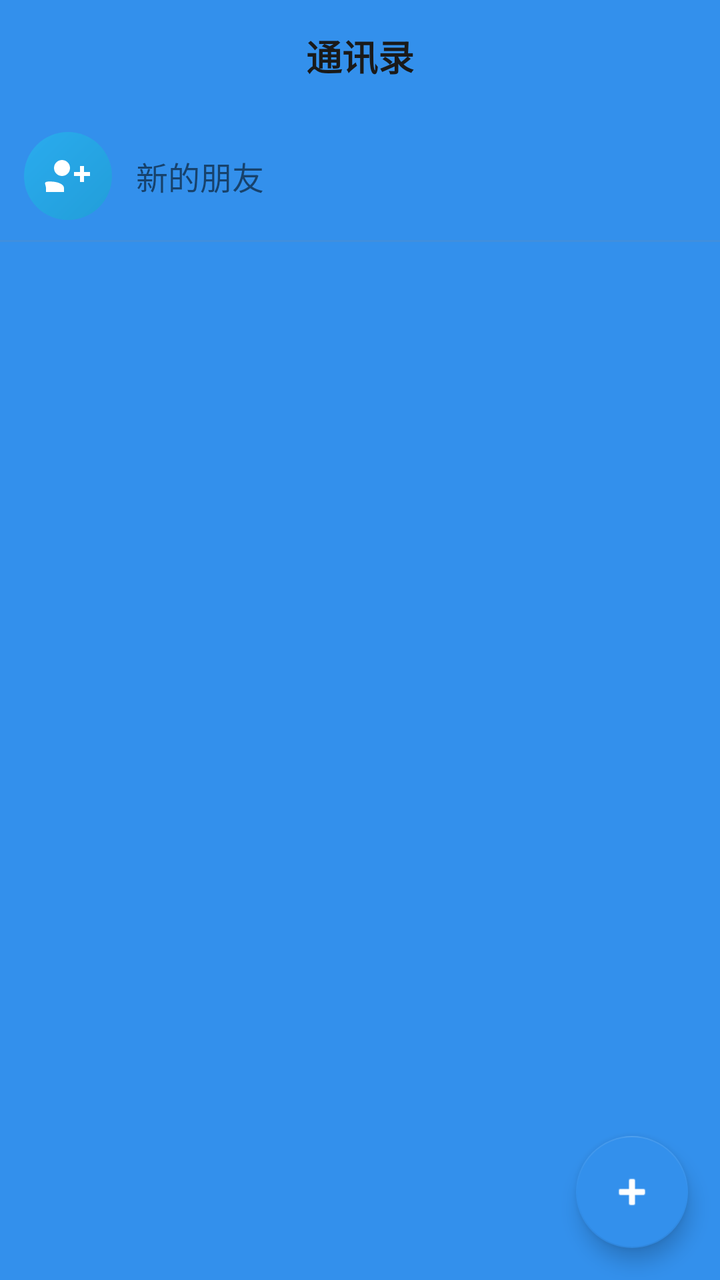
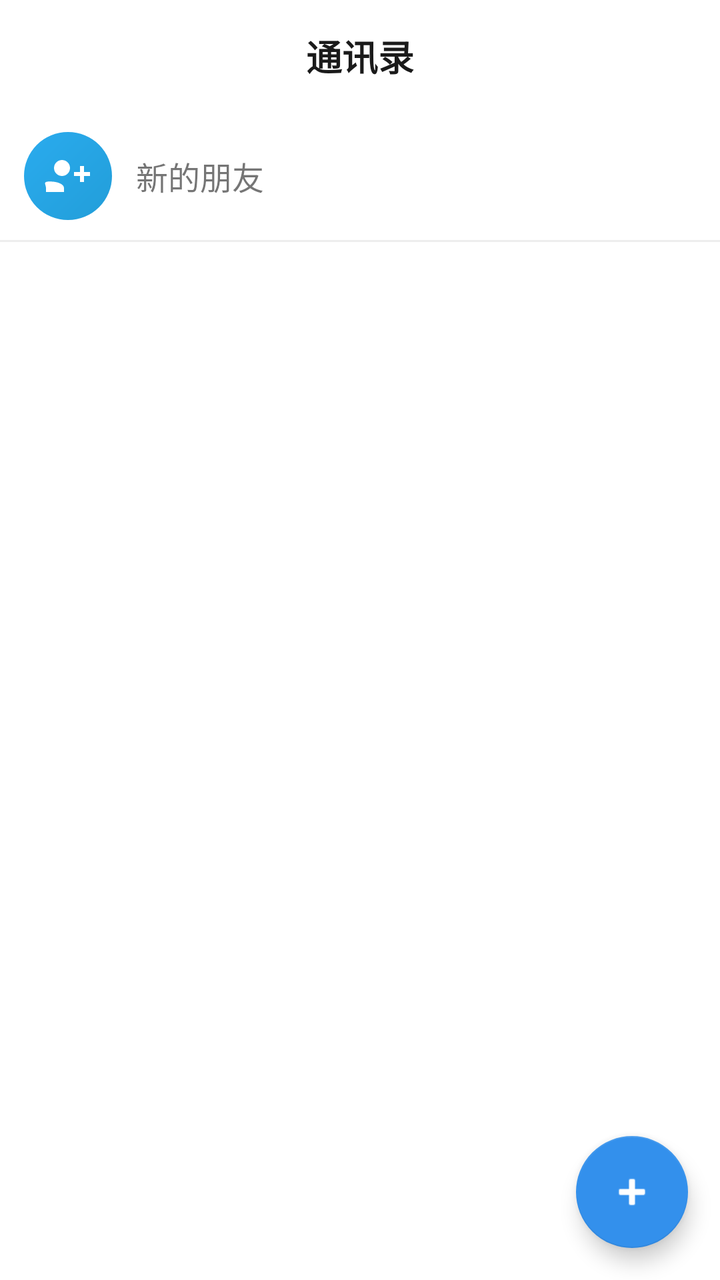

Two renders of the same Android screen: before a commit and after it. Below are the layout's source before the change and the commit's diff.
<!-- AndroidManifest.xml: application theme Theme.NotifySync -->
<!-- res/layout/fragment_friends.xml -->
<?xml version="1.0" encoding="utf-8"?>
<LinearLayout xmlns:android="http://schemas.android.com/apk/res/android"
    xmlns:app="http://schemas.android.com/apk/res-auto"
    android:layout_width="match_parent"
    android:layout_height="match_parent"
    android:orientation="vertical"
    android:background="@color/brand_primary">

    
    <LinearLayout
        android:id="@+id/topBar"
        android:layout_width="match_parent"
        android:layout_height="wrap_content"
        android:minHeight="?attr/actionBarSize"
        android:orientation="horizontal"
        android:background="@android:color/transparent"
        android:gravity="center_vertical">

        <TextView
            android:id="@+id/tvTitle"
            android:layout_width="0dp"
            android:layout_height="wrap_content"
            android:layout_weight="1"
            android:layout_gravity="center_vertical"
            android:text="通讯录"
            android:gravity="center"
            android:textSize="18sp"
            android:textStyle="bold"
            android:textColor="@color/on_wallpaper" />

    </LinearLayout>

    
    <LinearLayout
        android:id="@+id/rowNewFriends"
        android:layout_width="match_parent"
        android:layout_height="wrap_content"
        android:orientation="horizontal"
        android:gravity="center_vertical"
        android:paddingStart="12dp"
        android:paddingEnd="12dp"
        android:paddingTop="10dp"
        android:paddingBottom="10dp"
        android:background="?attr/selectableItemBackground">

        <ImageView
            android:layout_width="44dp"
            android:layout_height="44dp"
            android:padding="10dp"
            android:src="@drawable/ic_new_friends"
            android:contentDescription="新的朋友"
            android:background="@drawable/bg_circle_avatar" />

        <TextView
            android:layout_width="0dp"
            android:layout_height="wrap_content"
            android:layout_weight="1"
            android:layout_marginStart="12dp"
            android:text="新的朋友"
            android:textSize="16sp" />

        <TextView
            android:id="@+id/tvNewBadge"
            android:layout_width="20dp"
            android:layout_height="20dp"
            android:gravity="center"
            android:textSize="11sp"
            android:textColor="@android:color/white"
            android:background="@drawable/bg_pending_badge"
            android:visibility="gone" />
    </LinearLayout>

    <View
        android:layout_width="match_parent"
        android:layout_height="1dp"
        android:background="@color/on_surface_variant"
        android:alpha="0.15" />

    
    <FrameLayout
        android:layout_width="match_parent"
        android:layout_height="0dp"
        android:layout_weight="1">

        <androidx.recyclerview.widget.RecyclerView
            android:id="@+id/rvFriends"
            android:layout_width="match_parent"
            android:layout_height="match_parent"
            android:clipToPadding="false"
            android:paddingBottom="8dp" />

        <TextView
            android:id="@+id/tvEmptyFriends"
            android:layout_width="match_parent"
            android:layout_height="wrap_content"
            android:text="还没有好友\n点右下角「+」添加好友或发现话题"
            android:gravity="center"
            android:padding="48dp"
            android:textColor="@color/on_surface_variant"
            android:textSize="16sp"
            android:visibility="gone" />
    </FrameLayout>

    
    <com.google.android.material.floatingactionbutton.FloatingActionButton
        android:id="@+id/fabAdd"
        android:layout_width="wrap_content"
        android:layout_height="wrap_content"
        android:layout_gravity="end"
        android:layout_margin="16dp"
        android:contentDescription="添加"
        android:src="@android:drawable/ic_input_add"
        app:backgroundTint="@color/brand_primary"
        app:tint="@color/white"
        app:elevation="6dp" />
</LinearLayout>
<!-- resources referenced by this layout -->
<resources>
  <color name="brand_primary">#3390EC</color>
  <color name="on_surface_variant">#8A8A93</color>
  <color name="on_wallpaper">#1A1A1A</color>
  <color name="white">#FFFFFFFF</color>
  <!-- drawable bg_circle_avatar (drawable) -->
  <?xml version="1.0" encoding="utf-8"?>
  <shape xmlns:android="http://schemas.android.com/apk/res/android"
      android:shape="oval">
      <gradient
          android:angle="315"
          android:startColor="@color/brand_gradient_start"
          android:endColor="@color/brand_gradient_end" />
  </shape>
  <!-- drawable bg_pending_badge (drawable) -->
  <?xml version="1.0" encoding="utf-8"?>
  <shape xmlns:android="http://schemas.android.com/apk/res/android"
      android:shape="oval">
      <solid android:color="@color/danger" />
  </shape>
  <!-- drawable ic_new_friends (drawable) -->
  <?xml version="1.0" encoding="utf-8"?>
  <vector xmlns:android="http://schemas.android.com/apk/res/android"
      android:width="24dp"
      android:height="24dp"
      android:viewportWidth="24"
      android:viewportHeight="24">
      <path
          android:fillColor="@android:color/white"
          android:pathData="M13 8c0-2.21-1.79-4-4-4S5 5.79 5 8s1.79 4 4 4 4-1.79 4-4zm2 2v2h3v3h2v-3h3v-2h-3v-3h-2v3h-3zM1 18v2h9v-2c0-1.86-3.05-3.25-7-3.25S1 16.14 1 18z" />
  </vector>
  <style name="Theme.NotifySync" parent="Theme.MaterialComponents.DayNight.NoActionBar">
          <item name="colorPrimary">@color/brand_primary</item>
          <item name="colorPrimaryVariant">@color/brand_primary_dark</item>
          <item name="colorOnPrimary">@color/on_primary</item>
          <item name="colorSecondary">@color/secondary</item>
          <item name="colorOnSecondary">@color/on_secondary</item>
          <item name="colorSurface">@color/surface</item>
          <item name="colorOnSurface">@color/on_surface</item>
          <item name="colorError">@color/error</item>
          <item name="android:colorBackground">@color/background</item>
          <item name="colorOnBackground">@color/on_surface</item>
          <item name="colorControlNormal">@color/on_surface_variant</item>
          <item name="colorControlActivated">@color/brand_primary</item>
          <item name="android:windowBackground">@color/background</item>
          <item name="android:statusBarColor">@color/brand_primary_dark</item>
          <item name="android:navigationBarColor">@color/surface</item>
      </style>
  <color name="brand_gradient_start">#2AABEE</color>
  <color name="brand_gradient_end">#229ED9</color>
  <color name="danger">#E25555</color>
  <color name="brand_primary_dark">#2B7CD3</color>
  <color name="on_primary">#FFFFFF</color>
  <color name="secondary">#3390EC</color>
  <color name="on_secondary">#FFFFFF</color>
  <color name="surface">#FFFFFF</color>
  <color name="on_surface">#212121</color>
  <color name="error">#E25555</color>
  <color name="background">#FFFFFF</color>
</resources>

<!-- the commit's change to res/layout/fragment_friends.xml (unified diff, before → after) -->
@@ -3,114 +3,134 @@
     xmlns:app="http://schemas.android.com/apk/res-auto"
     android:layout_width="match_parent"
     android:layout_height="match_parent"
-    android:orientation="vertical"
-    android:background="@color/brand_primary">
+    android:orientation="horizontal"
+    android:background="@android:color/transparent">
 
     
     <LinearLayout
-        android:id="@+id/topBar"
-        android:layout_width="match_parent"
-        android:layout_height="wrap_content"
-        android:minHeight="?attr/actionBarSize"
-        android:orientation="horizontal"
-        android:background="@android:color/transparent"
-        android:gravity="center_vertical">
+        android:id="@+id/leftPane"
+        android:layout_width="0dp"
+        android:layout_height="match_parent"
+        android:layout_weight="1"
+        android:orientation="vertical"
+        android:background="@android:color/transparent">
 
-        <TextView
-            android:id="@+id/tvTitle"
-            android:layout_width="0dp"
+        
+        <LinearLayout
+            android:id="@+id/topBar"
+            android:layout_width="match_parent"
             android:layout_height="wrap_content"
-            android:layout_weight="1"
-            android:layout_gravity="center_vertical"
-            android:text="通讯录"
-            android:gravity="center"
-            android:textSize="18sp"
-            android:textStyle="bold"
-            android:textColor="@color/on_wallpaper" />
+            android:minHeight="?attr/actionBarSize"
+            android:orientation="horizontal"
+            android:background="@android:color/transparent"
+            android:gravity="center_vertical">
 
+            <TextView
+                android:id="@+id/tvTitle"
+                android:layout_width="0dp"
+                android:layout_height="wrap_content"
+                android:layout_weight="1"
+                android:layout_gravity="center_vertical"
+                android:text="通讯录"
+                android:gravity="center"
+                android:textSize="18sp"
+                android:textStyle="bold"
+                android:textColor="@color/on_wallpaper" />
+
+        </LinearLayout>
+
+        
+        <LinearLayout
+            android:id="@+id/rowNewFriends"
+            android:layout_width="match_parent"
+            android:layout_height="wrap_content"
+            android:orientation="horizontal"
+            android:gravity="center_vertical"
+            android:paddingStart="12dp"
+            android:paddingEnd="12dp"
+            android:paddingTop="10dp"
+            android:paddingBottom="10dp"
+            android:background="?attr/selectableItemBackground">
+
+            <ImageView
+                android:layout_width="44dp"
+                android:layout_height="44dp"
+                android:padding="10dp"
+                android:src="@drawable/ic_new_friends"
+                android:contentDescription="新的朋友"
+                android:background="@drawable/bg_circle_avatar" />
+
+            <TextView
+                android:layout_width="0dp"
+                android:layout_height="wrap_content"
+                android:layout_weight="1"
+                android:layout_marginStart="12dp"
+                android:text="新的朋友"
+                android:textSize="16sp" />
+
+            <TextView
+                android:id="@+id/tvNewBadge"
+                android:layout_width="20dp"
+                android:layout_height="20dp"
+                android:gravity="center"
+                android:textSize="11sp"
+                android:textColor="@android:color/white"
+                android:background="@drawable/bg_pending_badge"
+                android:visibility="gone" />
+        </LinearLayout>
+
+        <View
+            android:layout_width="match_parent"
+            android:layout_height="1dp"
+            android:background="@color/on_surface_variant"
+            android:alpha="0.15" />
+
+        
+        <FrameLayout
+            android:layout_width="match_parent"
+            android:layout_height="0dp"
+            android:layout_weight="1">
+
+            <androidx.recyclerview.widget.RecyclerView
+                android:id="@+id/rvFriends"
+                android:layout_width="match_parent"
+                android:layout_height="match_parent"
+                android:clipToPadding="false"
+                android:paddingBottom="8dp" />
+
+            <TextView
+                android:id="@+id/tvEmptyFriends"
+                android:layout_width="match_parent"
+                android:layout_height="wrap_content"
+                android:text="还没有好友\n点右下角「+」添加好友或发现话题"
+                android:gravity="center"
+                android:padding="48dp"
+                android:textColor="@color/on_surface_variant"
+                android:textSize="16sp"
+                android:visibility="gone" />
+        </FrameLayout>
+
+        
+        <com.google.android.material.floatingactionbutton.FloatingActionButton
+            android:id="@+id/fabAdd"
+            android:layout_width="wrap_content"
+            android:layout_height="wrap_content"
+            android:layout_gravity="end"
+            android:layout_margin="16dp"
+            android:contentDescription="添加"
+            android:src="@android:drawable/ic_input_add"
+            app:backgroundTint="@color/brand_primary"
+            app:tint="@color/white"
+            app:elevation="6dp" />
     </LinearLayout>
 
     
-    <LinearLayout
-        android:id="@+id/rowNewFriends"
-        android:layout_width="match_parent"
-        android:layout_height="wrap_content"
-        android:orientation="horizontal"
-        android:gravity="center_vertical"
-        android:paddingStart="12dp"
-        android:paddingEnd="12dp"
-        android:paddingTop="10dp"
-        android:paddingBottom="10dp"
-        android:background="?attr/selectableItemBackground">
+    <FrameLayout
+        android:id="@+id/chatContainer"
+        android:layout_width="0dp"
+        android:layout_height="match_parent"
+        android:layout_weight="1"
+        android:background="@android:color/transparent"
+        android:visibility="gone" />
 
-        <ImageView
-            android:layout_width="44dp"
-            android:layout_height="44dp"
-            android:padding="10dp"
-            android:src="@drawable/ic_new_friends"
-            android:contentDescription="新的朋友"
-            android:background="@drawable/bg_circle_avatar" />
-
-        <TextView
-            android:layout_width="0dp"
-            android:layout_height="wrap_content"
-            android:layout_weight="1"
-            android:layout_marginStart="12dp"
-            android:text="新的朋友"
-            android:textSize="16sp" />
-
-        <TextView
-            android:id="@+id/tvNewBadge"
-            android:layout_width="20dp"
-            android:layout_height="20dp"
-            android:gravity="center"
-            android:textSize="11sp"
-            android:textColor="@android:color/white"
-            android:background="@drawable/bg_pending_badge"
-            android:visibility="gone" />
-    </LinearLayout>
-
-    <View
-        android:layout_width="match_parent"
-        android:layout_height="1dp"
-        android:background="@color/on_surface_variant"
-        android:alpha="0.15" />
-
-    
-    <FrameLayout
-        android:layout_width="match_parent"
-        android:layout_height="0dp"
-        android:layout_weight="1">
-
-        <androidx.recyclerview.widget.RecyclerView
-            android:id="@+id/rvFriends"
-            android:layout_width="match_parent"
-            android:layout_height="match_parent"
-            android:clipToPadding="false"
-            android:paddingBottom="8dp" />
-
-        <TextView
-            android:id="@+id/tvEmptyFriends"
-            android:layout_width="match_parent"
-            android:layout_height="wrap_content"
-            android:text="还没有好友\n点右下角「+」添加好友或发现话题"
-            android:gravity="center"
-            android:padding="48dp"
-            android:textColor="@color/on_surface_variant"
-            android:textSize="16sp"
-            android:visibility="gone" />
-    </FrameLayout>
-
-    
-    <com.google.android.material.floatingactionbutton.FloatingActionButton
-        android:id="@+id/fabAdd"
-        android:layout_width="wrap_content"
-        android:layout_height="wrap_content"
-        android:layout_gravity="end"
-        android:layout_margin="16dp"
-        android:contentDescription="添加"
-        android:src="@android:drawable/ic_input_add"
-        app:backgroundTint="@color/brand_primary"
-        app:tint="@color/white"
-        app:elevation="6dp" />
 </LinearLayout>
<!-- resource entries referenced after the edit -->
@@ -44,8 +44,11 @@
           <item name="colorControlNormal">@color/on_surface_variant</item>
           <item name="colorControlActivated">@color/brand_primary</item>
           <item name="android:windowBackground">@color/background</item>
-          <item name="android:statusBarColor">@color/brand_primary_dark</item>
-          <item name="android:navigationBarColor">@color/surface</item>
+          
+          <item name="android:statusBarColor">@android:color/transparent</item>
+          <item name="android:navigationBarColor">@android:color/transparent</item>
+          <item name="android:windowLightStatusBar">true</item>
+          <item name="android:windowLightNavigationBar">true</item>
       </style>
   <color name="brand_gradient_start">#2AABEE</color>
   <color name="brand_gradient_end">#229ED9</color>
